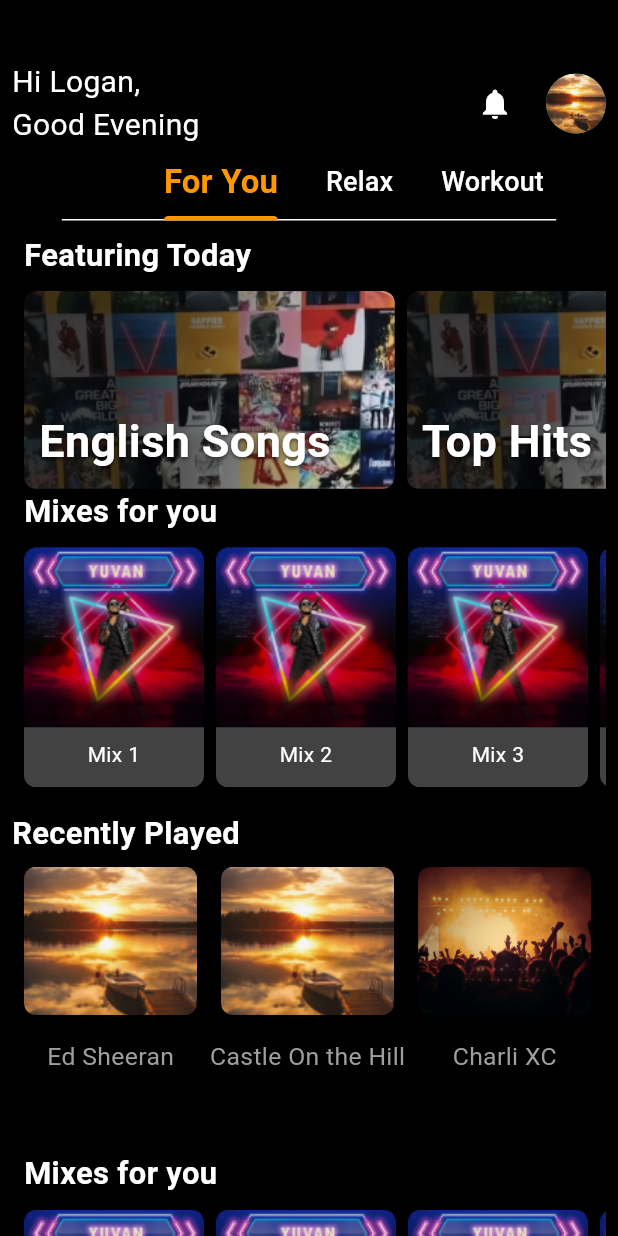
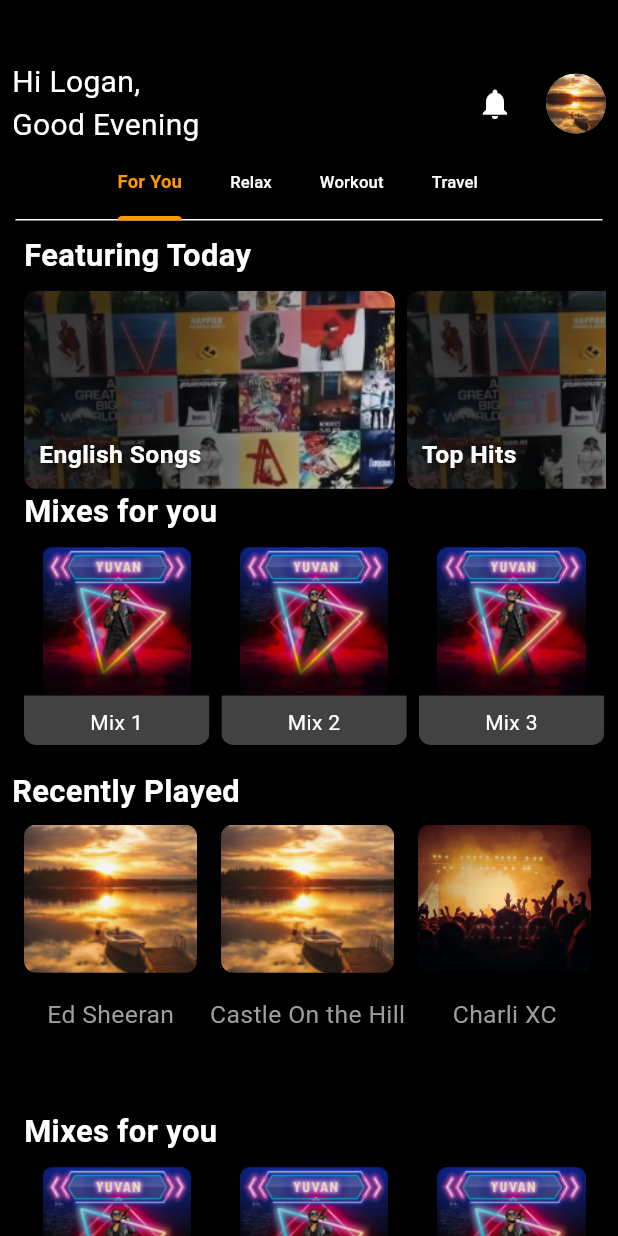
Before and after one commit to Nutan-Kum12/music_app, a Flutter app: the HomeTab screen opened directly, on a phone screen of 412 x 824 dp. Run offline on Flutter 3.47's test engine with Material 3 defaults, Android fonts, the phone set to English and light mode, and no system bars; our stand-ins replace appwrite, audioplayers, firebase_auth, firebase_core, google_fonts, just_audio and 1 more; accounts and stored records are empty; network calls fail.

Commit message:
Make Responsive

```diff
--- a/lib/pages/account.dart
+++ b/lib/pages/account.dart
@@ -32,6 +32,8 @@ class _AccountPageState extends State<AccountPage> {
 
   @override
   Widget build(BuildContext context) {
+    final screenHeight=MediaQuery.of(context).size.height;
+    final screenWidth=MediaQuery.of(context).size.width;
     return MaterialApp(
       debugShowCheckedModeBanner: false,
       theme: spotifyDarkMode,
--- a/lib/pages/delete.dart
+++ b/lib/pages/delete.dart
@@ -48,7 +48,7 @@ Future deleteAccount(BuildContext context) async {
         title: Text("Delete Account"),
       ),
       body: Padding(
-        padding: const EdgeInsets.all(16.0),
+        padding:  EdgeInsets.all(16.0),
         child: Column(
           children: [
             TextField(
--- a/lib/pages/home_page.dart
+++ b/lib/pages/home_page.dart
@@ -26,6 +26,8 @@ class _HomePageState extends State<HomePage> {
 
   @override
   Widget build(BuildContext context) {
+      final screenHeight=MediaQuery.of(context).size.height;
+    final screenWidth=MediaQuery.of(context).size.width;
     return Scaffold(
       backgroundColor: Colors.black,
       body: IndexedStack(
@@ -125,19 +127,21 @@ class _HomeTabState extends State<HomeTab> with SingleTickerProviderStateMixin {
   }
 
   Widget buildTabBar(BuildContext context) {
+      final screenHeight=MediaQuery.of(context).size.height;
+    final screenWidth=MediaQuery.of(context).size.width;
     return Expanded(
       child: Column(
         children: [
           Container(
-            width: MediaQuery.of(context).size.width * 0.8,
+            width: MediaQuery.of(context).size.width * 0.95,
             child: TabBar(
               controller: tabController, // Pass the tabController here
               isScrollable: true,
               indicatorColor: Colors.orange,
               labelColor: Colors.orange,
               unselectedLabelColor: Colors.white,
-              labelStyle: TextStyle(fontSize: 22, fontWeight: FontWeight.bold),
-              unselectedLabelStyle: TextStyle(fontSize: 18),
+              labelStyle: TextStyle(fontSize:screenWidth*0.03 , fontWeight: FontWeight.bold),
+              unselectedLabelStyle: TextStyle(fontSize: screenWidth*0.027),
               indicatorWeight: 3,
               tabs: [
                 Tab(text: "For You"),
--- a/lib/pages/playlist.dart
+++ b/lib/pages/playlist.dart
@@ -79,10 +79,12 @@ class _MusicPlayerScreenState extends State<MusicPlayerScreenn> {
 
   @override
   Widget build(BuildContext context) {
+      final screenHeight=MediaQuery.of(context).size.height;
+    final screenWidth=MediaQuery.of(context).size.width;
     return Scaffold(
       appBar: AppBar(
-        title: const Text('Music Player',style: TextStyle(
-          fontSize: 22
+        title:  Text('Music Player',style: TextStyle(
+          fontSize: screenWidth*0.06
         ),),
         actions: [
           IconButton(
--- a/lib/pages/recent.dart
+++ b/lib/pages/recent.dart
@@ -16,6 +16,8 @@ class RecentlySection extends StatelessWidget {
 
   @override
   Widget build(BuildContext context) {
+      final screenHeight=MediaQuery.of(context).size.height;
+    final screenWidth=MediaQuery.of(context).size.width;
     return Padding(
       padding: EdgeInsets.only(top: 16),
       child: Column(
--- a/lib/pages/today.dart
+++ b/lib/pages/today.dart
@@ -104,7 +104,7 @@ class FeaturingToday extends StatelessWidget {
                   style: TextStyle(
                     color: Colors.white,
                     fontWeight: FontWeight.bold,
-                    fontSize: 30,
+                    fontSize: screenHeight*0.02,
                     shadows: [
                       Shadow(
                         offset: Offset(0, 1),
```
Also changed, not shown: lib/pages/mix.dart (+11 -48 lines), lib/screens/search.dart (+11 -40 lines), lib/screens/tab.dart (+8 -4 lines), lib/services/appwritesongs.dart (+7 -9 lines).
